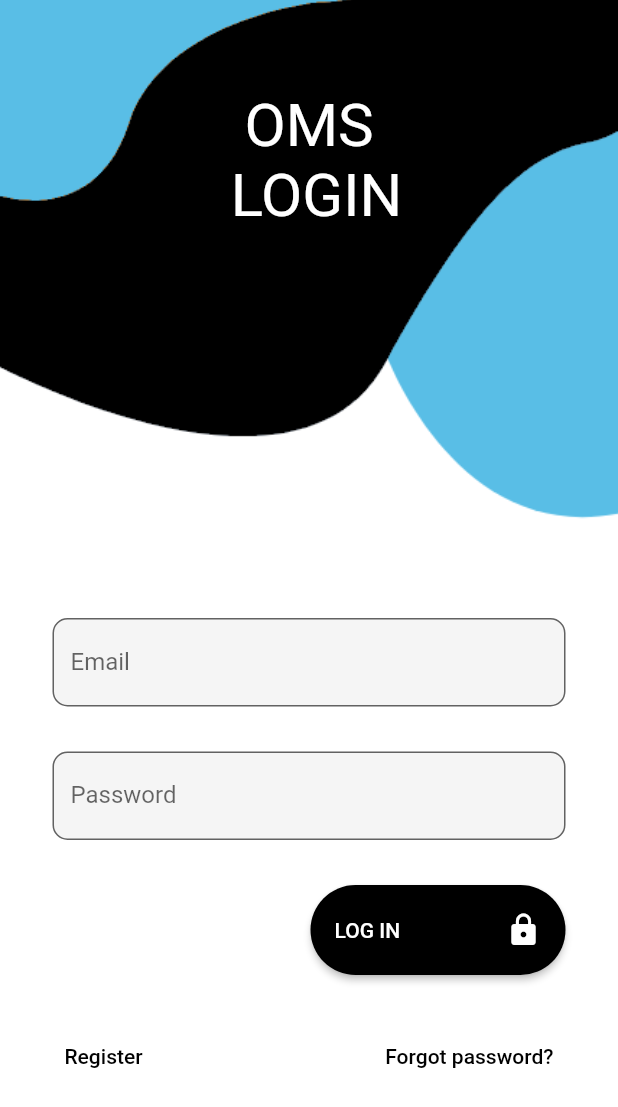
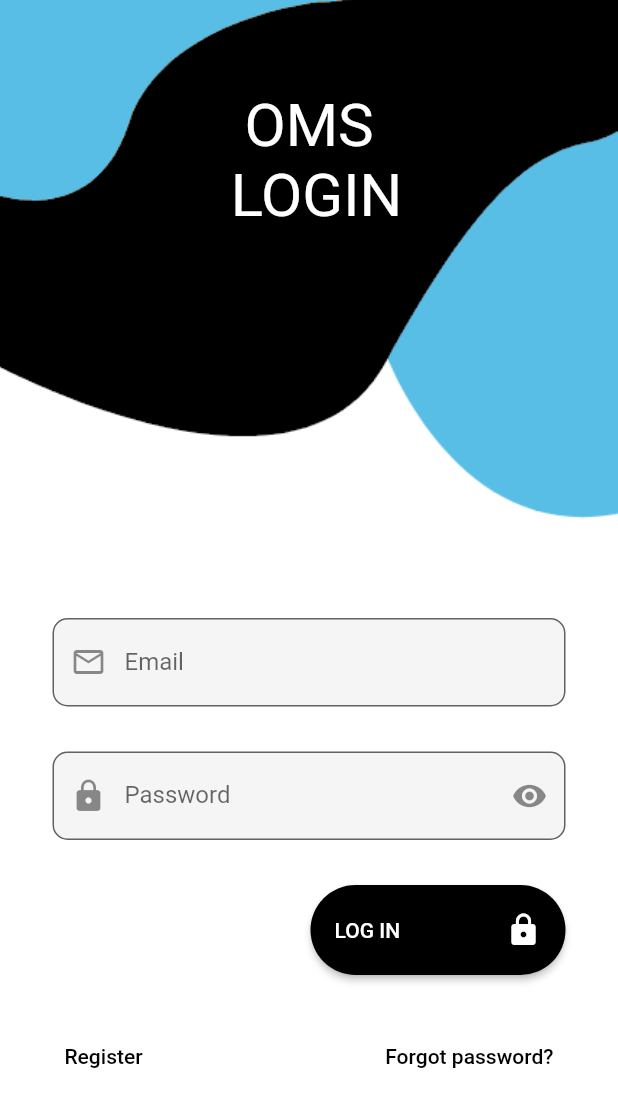
Before and after one commit to uzair657/LoginRegisterFlutter, a Flutter app: the myRegister screen opened by its route, after a tap on "Login", on a phone screen of 412 x 824 dp. Shown: the top 1107 px of the screen. Run offline on Flutter 3.47's test engine with Material 2 defaults, Android fonts, the phone set to English and light mode, and no system bars.

Commit message:
UI Updates on Login and Registration Page

```diff
--- a/lib/login.dart
+++ b/lib/login.dart
@@ -1,14 +1,21 @@
-import 'package:flutter/cupertino.dart';
 import 'package:flutter/material.dart';
 
-class myLogin extends StatefulWidget {
-  const myLogin({Key? key}) : super(key: key);
+class MyLogin extends StatefulWidget {
+  const MyLogin({Key? key}) : super(key: key);
 
   @override
-  _myLoginState createState() => _myLoginState();
+  _MyLoginState createState() => _MyLoginState();
 }
 
-class _myLoginState extends State<myLogin> {
+class _MyLoginState extends State<MyLogin> {
+  //Password Field obscureText  Handler
+  bool _isHidden = true;
+  void _toggleVisibility() {
+    setState(() {
+      _isHidden = !_isHidden;
+    });
+  }
+
   @override
   Widget build(BuildContext context) {
     return SafeArea(
@@ -55,6 +62,7 @@ class _myLoginState extends State<myLogin> {
                       TextField(
                         decoration: InputDecoration(
                           labelText: 'Email',
+                          prefixIcon: Icon(Icons.email_outlined),
                           fillColor: Colors.grey.shade100,
                           filled: true,
                           border: OutlineInputBorder(
@@ -68,13 +76,20 @@ class _myLoginState extends State<myLogin> {
                           if (value == null || value.isEmpty) {
                             return 'Please enter the password';
                           } else if (value.length <= 6) {
-                            return 'Password must be greator than 6 digits';
+                            return 'Password must be greater than 6 digits';
                           }
                         },
                         obscureText: true,
                         decoration: InputDecoration(
                           labelText: 'Password',
                           fillColor: Colors.grey.shade100,
+                          prefixIcon: Icon(Icons.lock),
+                          suffixIcon: IconButton(
+                            onPressed: _toggleVisibility,
+                            icon: _isHidden
+                                ? Icon(Icons.visibility)
+                                : Icon(Icons.visibility_off),
+                          ),
                           filled: true,
                           // hintText: 'Password',
                           border: OutlineInputBorder(
--- a/lib/main.dart
+++ b/lib/main.dart
@@ -10,7 +10,7 @@ void main() {
       initialRoute: 'login',
       title: 'OMS',
       routes: {
-        'login': (context) => myLogin(),
+        'login': (context) => MyLogin(),
         'register': (context) => myRegister(),
         'forgot': (context) => resetPassword(),
       },
--- a/lib/register.dart
+++ b/lib/register.dart
@@ -8,6 +8,14 @@ class myRegister extends StatefulWidget {
 }
 
 class _myRegisterState extends State<myRegister> {
+  //Password Field obscureText  Handler
+  bool _isHidden = true;
+  void _toggleVisibility() {
+    setState(() {
+      _isHidden = !_isHidden;
+    });
+  }
+
   @override
   Widget build(BuildContext context) {
     return SafeArea(
@@ -74,6 +82,7 @@ class _myRegisterState extends State<myRegister> {
                       TextField(
                         decoration: InputDecoration(
                           fillColor: Colors.transparent,
+                          prefixIcon: Icon(Icons.email_outlined),
                           filled: true,
                           labelText: 'Email',
                           border: OutlineInputBorder(
@@ -88,6 +97,7 @@ class _myRegisterState extends State<myRegister> {
                       TextField(
                         decoration: InputDecoration(
                           fillColor: Colors.transparent,
+                          prefixIcon: Icon(Icons.phone),
                           filled: true,
                           labelText: 'Phone',
                           border: OutlineInputBorder(
@@ -100,9 +110,16 @@ class _myRegisterState extends State<myRegister> {
                       ),
                       SizedBox(height: 30.0),
                       TextField(
-                        obscureText: true,
+                        obscureText: _isHidden,
                         decoration: InputDecoration(
                           fillColor: Colors.transparent,
+                          prefixIcon: Icon(Icons.lock),
+                          suffixIcon: IconButton(
+                            onPressed: _toggleVisibility,
+                            icon: _isHidden
+                                ? Icon(Icons.visibility)
+                                : Icon(Icons.visibility_off),
+                          ),
                           filled: true,
                           labelText: 'Password',
                           border: OutlineInputBorder(
```
Also changed, not shown: pubspec.lock.
